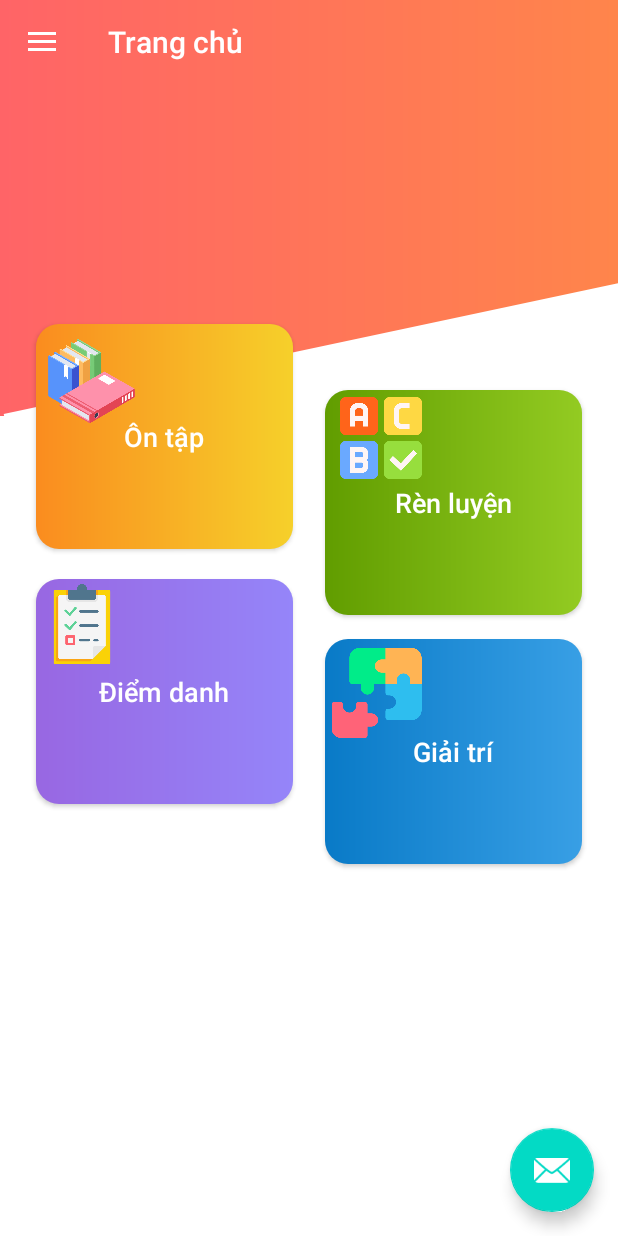
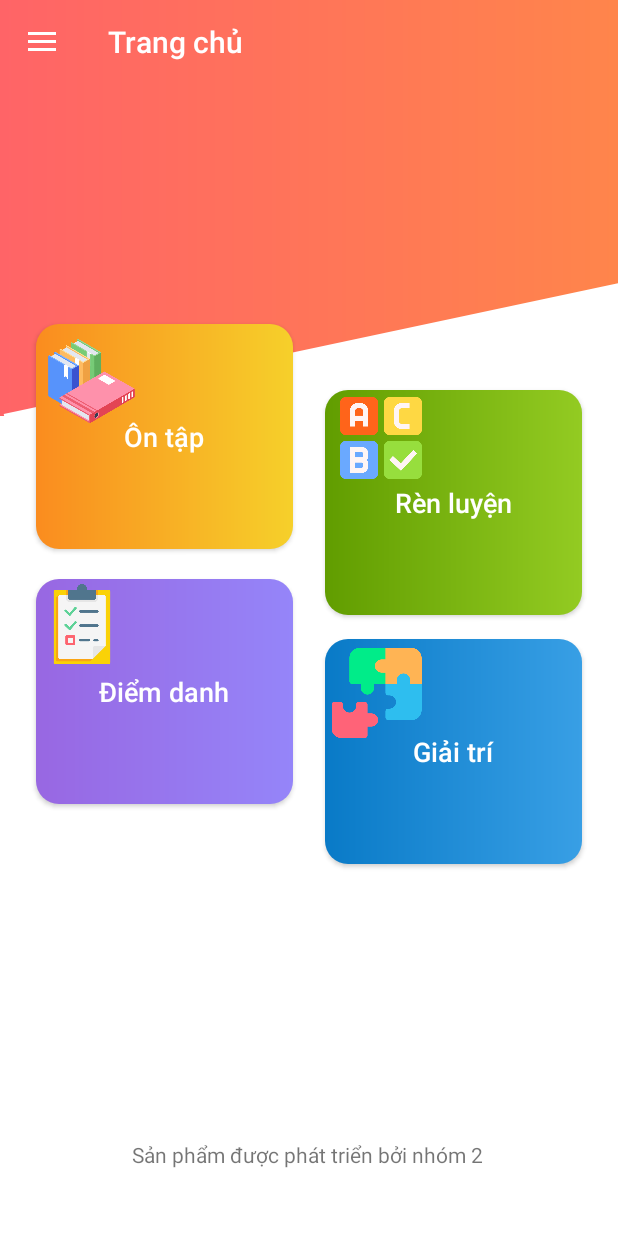
Before and after one commit to hieubap/android-support-learning-android-program, an Android app: the MainActivity screen opened directly, with no data from a screen before it, on a phone screen of 412 x 824 dp. Run offline under Robolectric (Android 15) with nearby library versions, the phone set to English and light mode, and no system bars; our stand-ins replace navigation-ui.

Commit message:
sửa lại giao diện

```diff
--- a/app/src/main/java/com/android/slap/MainActivity.java
+++ b/app/src/main/java/com/android/slap/MainActivity.java
@@ -34,13 +34,13 @@ public class MainActivity extends AppCompatActivity implements NavigationView.On
         setContentView(binding.getRoot());
 
         setSupportActionBar(binding.appBarMain.toolbar);
-        binding.appBarMain.fab.setOnClickListener(new View.OnClickListener() {
-            @Override
-            public void onClick(View view) {
-                Snackbar.make(view, "Replace with your own action", Snackbar.LENGTH_LONG)
-                        .setAction("Action", null).show();
-            }
-        });
+//        binding.appBarMain.fab.setOnClickListener(new View.OnClickListener() {
+//            @Override
+//            public void onClick(View view) {
+//                Snackbar.make(view, "Replace with your own action", Snackbar.LENGTH_LONG)
+//                        .setAction("Action", null).show();
+//            }
+//        });
         DrawerLayout drawer = binding.drawerLayout;
         NavigationView navigationView = binding.navView;
         navigationView.setNavigationItemSelectedListener(this);
--- a/app/src/main/res/layout/app_bar_main.xml
+++ b/app/src/main/res/layout/app_bar_main.xml
@@ -29,13 +29,13 @@
         android:background="@color/transparent"
         />
 
-    <com.google.android.material.floatingactionbutton.FloatingActionButton
-        android:id="@+id/fab"
-        android:layout_width="wrap_content"
-        android:layout_height="wrap_content"
-        android:layout_gravity="bottom|end"
-        android:layout_marginEnd="@dimen/fab_margin"
-        android:layout_marginBottom="16dp"
-        app:srcCompat="@android:drawable/ic_dialog_email" />
+<!--    <com.google.android.material.floatingactionbutton.FloatingActionButton-->
+<!--        android:id="@+id/fab"-->
+<!--        android:layout_width="wrap_content"-->
+<!--        android:layout_height="wrap_content"-->
+<!--        android:layout_gravity="bottom|end"-->
+<!--        android:layout_marginEnd="@dimen/fab_margin"-->
+<!--        android:layout_marginBottom="16dp"-->
+<!--        app:srcCompat="@android:drawable/ic_dialog_email" />-->
 
 </androidx.coordinatorlayout.widget.CoordinatorLayout>
--- a/app/src/main/res/layout/fragment_home.xml
+++ b/app/src/main/res/layout/fragment_home.xml
@@ -116,4 +116,16 @@
         android:translationZ="10dp"
         app:layout_constraintStart_toStartOf="parent"
         app:layout_constraintTop_toTopOf="parent" />
+
+    <TextView
+        android:id="@+id/textView7"
+        android:layout_width="352dp"
+        android:layout_height="28dp"
+        android:layout_marginBottom="36dp"
+        android:text="Sản phẩm được phát triển bởi nhóm 2"
+        android:textAlignment="center"
+        app:layout_constraintBottom_toBottomOf="parent"
+        app:layout_constraintEnd_toEndOf="parent"
+        app:layout_constraintHorizontal_bias="0.482"
+        app:layout_constraintStart_toStartOf="parent" />
 </androidx.constraintlayout.widget.ConstraintLayout>
--- a/app/src/main/res/layout/nav_header_main.xml
+++ b/app/src/main/res/layout/nav_header_main.xml
@@ -14,11 +14,11 @@
 
     <ImageView
         android:id="@+id/imageView"
-        android:layout_width="wrap_content"
-        android:layout_height="wrap_content"
+        android:layout_width="67dp"
+        android:layout_height="63dp"
         android:contentDescription="@string/nav_header_desc"
         android:paddingTop="@dimen/nav_header_vertical_spacing"
-        app:srcCompat="@mipmap/ic_launcher_round" />
+        app:srcCompat="@drawable/me" />
 
     <TextView
         android:layout_width="match_parent"
```
Also changed, not shown: app/src/main/res/drawable/me.jpeg (added).
